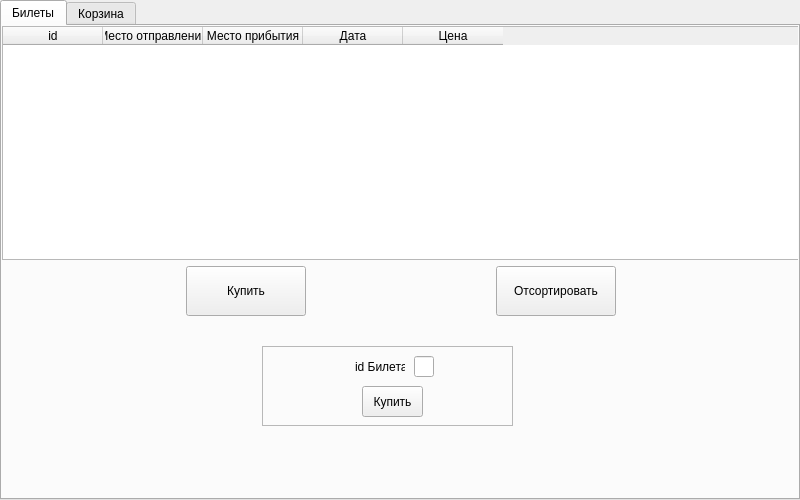
Above: frontend/ui/userMenu.ui from koccyx/TravelMaster before the change. Below: the same form after it.
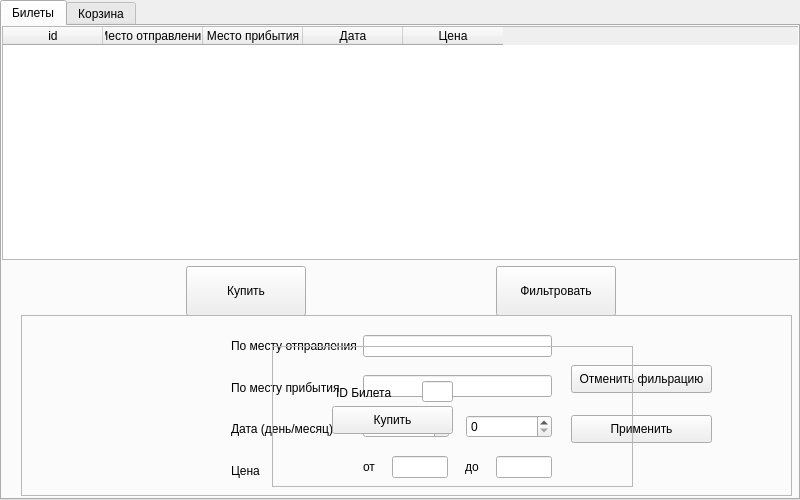
That is the form after the change. The open tabs and pages were chosen to show the change.

Diff of the .ui file:
```diff
--- a/frontend/ui/userMenu.ui
+++ b/frontend/ui/userMenu.ui
@@ -50,7 +50,7 @@
     </size>
    </property>
    <property name="currentIndex">
-    <number>1</number>
+    <number>0</number>
    </property>
    <widget class="QWidget" name="tab">
     <attribute name="title">
@@ -117,7 +117,7 @@
        <item>
         <layout class="QHBoxLayout" name="horizontalLayout">
          <item>
-          <widget class="QPushButton" name="buyButton">
+          <widget class="QPushButton" name="buyButtonFrame">
            <property name="minimumSize">
             <size>
              <width>120</width>
@@ -136,7 +136,7 @@
           </widget>
          </item>
          <item>
-          <widget class="QPushButton" name="sortButton">
+          <widget class="QPushButton" name="filterButtonFrame">
            <property name="minimumSize">
             <size>
              <width>120</width>
@@ -150,7 +150,7 @@
             </size>
            </property>
            <property name="text">
-            <string>Отсортировать</string>
+            <string>Фильтровать</string>
            </property>
           </widget>
          </item>
@@ -162,10 +162,10 @@
     <widget class="QFrame" name="buyFrame">
      <property name="geometry">
       <rect>
-       <x>260</x>
+       <x>270</x>
        <y>320</y>
-       <width>251</width>
-       <height>80</height>
+       <width>361</width>
+       <height>141</height>
       </rect>
      </property>
      <property name="frameShape">
@@ -174,61 +174,191 @@
      <property name="frameShadow">
       <enum>QFrame::Raised</enum>
      </property>
-     <widget class="QPushButton" name="frameBuyButton">
+     <widget class="QPushButton" name="buyButton">
       <property name="geometry">
        <rect>
-        <x>100</x>
-        <y>40</y>
-        <width>61</width>
-        <height>31</height>
+        <x>60</x>
+        <y>60</y>
+        <width>121</width>
+        <height>28</height>
        </rect>
       </property>
       <property name="text">
        <string>Купить</string>
       </property>
      </widget>
-     <widget class="QWidget" name="layoutWidget">
+     <widget class="QLineEdit" name="buyTicketID">
       <property name="geometry">
        <rect>
-        <x>90</x>
-        <y>10</y>
-        <width>86</width>
+        <x>150</x>
+        <y>35</y>
+        <width>31</width>
         <height>21</height>
        </rect>
       </property>
-      <layout class="QHBoxLayout" name="horizontalLayout_2">
+     </widget>
+     <widget class="QLabel" name="label">
+      <property name="geometry">
+       <rect>
+        <x>64</x>
+        <y>39</y>
+        <width>91</width>
+        <height>16</height>
+       </rect>
+      </property>
+      <property name="text">
+       <string>ID Билета</string>
+      </property>
+     </widget>
+    </widget>
+    <widget class="QFrame" name="filterFrame">
+     <property name="geometry">
+      <rect>
+       <x>19</x>
+       <y>289</y>
+       <width>771</width>
+       <height>181</height>
+      </rect>
+     </property>
+     <property name="frameShape">
+      <enum>QFrame::StyledPanel</enum>
+     </property>
+     <property name="frameShadow">
+      <enum>QFrame::Raised</enum>
+     </property>
+     <widget class="QWidget" name="horizontalLayoutWidget">
+      <property name="geometry">
+       <rect>
+        <x>210</x>
+        <y>10</y>
+        <width>321</width>
+        <height>176</height>
+       </rect>
+      </property>
+      <layout class="QHBoxLayout" name="horizontalLayout_6">
        <item>
-        <widget class="QLabel" name="label">
-         <property name="minimumSize">
-          <size>
-           <width>50</width>
-           <height>0</height>
-          </size>
+        <layout class="QVBoxLayout" name="verticalLayout_4">
+         <property name="spacing">
+          <number>0</number>
          </property>
-         <property name="maximumSize">
-          <size>
-           <width>50</width>
-           <height>16777215</height>
-          </size>
+         <property name="bottomMargin">
+          <number>10</number>
          </property>
-         <property name="text">
-          <string>id Билета</string>
-         </property>
-        </widget>
+         <item>
+          <widget class="QLabel" name="label_7">
+           <property name="text">
+            <string>По месту отправления</string>
+           </property>
+          </widget>
+         </item>
+         <item>
+          <widget class="QLabel" name="label_6">
+           <property name="text">
+            <string>По месту прибытия</string>
+           </property>
+          </widget>
+         </item>
+         <item>
+          <widget class="QLabel" name="label_4">
+           <property name="text">
+            <string>Дата (день/месяц)</string>
+           </property>
+          </widget>
+         </item>
+         <item>
+          <widget class="QLabel" name="label_5">
+           <property name="text">
+            <string>Цена</string>
+           </property>
+          </widget>
+         </item>
+        </layout>
        </item>
        <item>
-        <widget class="QLineEdit" name="buyLine">
-         <property name="maximumSize">
-          <size>
-           <width>20</width>
-           <height>16777215</height>
-          </size>
+        <layout class="QVBoxLayout" name="verticalLayout_3">
+         <property name="spacing">
+          <number>17</number>
          </property>
-        </widget>
+         <property name="topMargin">
+          <number>9</number>
+         </property>
+         <property name="bottomMargin">
+          <number>18</number>
+         </property>
+         <item>
+          <widget class="QLineEdit" name="departureText"/>
+         </item>
+         <item>
+          <widget class="QLineEdit" name="destinationText"/>
+         </item>
+         <item>
+          <layout class="QHBoxLayout" name="horizontalLayout_7">
+           <item>
+            <widget class="QSpinBox" name="dayFilterSpinbox"/>
+           </item>
+           <item>
+            <widget class="QSpinBox" name="monthFilterSpinbox"/>
+           </item>
+          </layout>
+         </item>
+         <item>
+          <layout class="QHBoxLayout" name="horizontalLayout_8">
+           <item>
+            <widget class="QLabel" name="label_9">
+             <property name="text">
+              <string>от</string>
+             </property>
+            </widget>
+           </item>
+           <item>
+            <widget class="QLineEdit" name="downtoPriceFilter"/>
+           </item>
+           <item>
+            <widget class="QLabel" name="label_8">
+             <property name="text">
+              <string>до</string>
+             </property>
+            </widget>
+           </item>
+           <item>
+            <widget class="QLineEdit" name="uptoPriceFilter"/>
+           </item>
+          </layout>
+         </item>
+        </layout>
        </item>
       </layout>
      </widget>
+     <widget class="QPushButton" name="applyFilterButton">
+      <property name="geometry">
+       <rect>
+        <x>550</x>
+        <y>100</y>
+        <width>141</width>
+        <height>28</height>
+       </rect>
+      </property>
+      <property name="text">
+       <string>Применить</string>
+      </property>
+     </widget>
+     <widget class="QPushButton" name="cancelFilterButton">
+      <property name="geometry">
+       <rect>
+        <x>550</x>
+        <y>50</y>
+        <width>141</width>
+        <height>28</height>
+       </rect>
+      </property>
+      <property name="text">
+       <string>Отменить фильрацию</string>
+      </property>
+     </widget>
     </widget>
+    <zorder>splitter</zorder>
+    <zorder>filterFrame</zorder>
+    <zorder>buyFrame</zorder>
    </widget>
    <widget class="QWidget" name="tab2">
     <attribute name="title">
@@ -295,7 +425,7 @@
        <item>
         <layout class="QHBoxLayout" name="horizontalLayout_3">
          <item>
-          <widget class="QPushButton" name="pdfButton">
+          <widget class="QPushButton" name="pdfButtonFrame">
            <property name="minimumSize">
             <size>
              <width>120</width>
@@ -314,7 +444,7 @@
           </widget>
          </item>
          <item>
-          <widget class="QPushButton" name="delButton">
+          <widget class="QPushButton" name="returnButtonFrame">
            <property name="minimumSize">
             <size>
              <width>120</width>
@@ -358,7 +488,7 @@
         <x>80</x>
         <y>10</y>
         <width>92</width>
-        <height>47</height>
+        <height>53</height>
        </rect>
       </property>
       <layout class="QVBoxLayout" name="verticalLayout_2">
@@ -384,7 +514,7 @@
           </widget>
          </item>
          <item>
-          <widget class="QLineEdit" name="pdfLine">
+          <widget class="QLineEdit" name="pdfTicketID">
            <property name="maximumSize">
             <size>
              <width>20</width>
@@ -396,7 +526,7 @@
         </layout>
        </item>
        <item>
-        <widget class="QPushButton" name="pdfFrameButton">
+        <widget class="QPushButton" name="pdfButton">
          <property name="minimumSize">
           <size>
            <width>90</width>
@@ -411,7 +541,7 @@
       </layout>
      </widget>
     </widget>
-    <widget class="QFrame" name="delFrame">
+    <widget class="QFrame" name="returnFrame">
      <property name="geometry">
       <rect>
        <x>270</x>
@@ -426,13 +556,13 @@
      <property name="frameShadow">
       <enum>QFrame::Raised</enum>
      </property>
-     <widget class="QWidget" name="">
+     <widget class="QWidget" name="layoutWidget">
       <property name="geometry">
        <rect>
         <x>81</x>
         <y>11</y>
         <width>92</width>
-        <height>47</height>
+        <height>53</height>
        </rect>
       </property>
       <layout class="QVBoxLayout" name="verticalLayout">
@@ -458,7 +588,7 @@
           </widget>
          </item>
          <item>
-          <widget class="QLineEdit" name="delLine">
+          <widget class="QLineEdit" name="returnTicketID">
            <property name="maximumSize">
             <size>
              <width>20</width>
@@ -470,7 +600,7 @@
         </layout>
        </item>
        <item>
-        <widget class="QPushButton" name="delFrameButton">
+        <widget class="QPushButton" name="returnButton">
          <property name="minimumSize">
           <size>
            <width>90</width>
```
